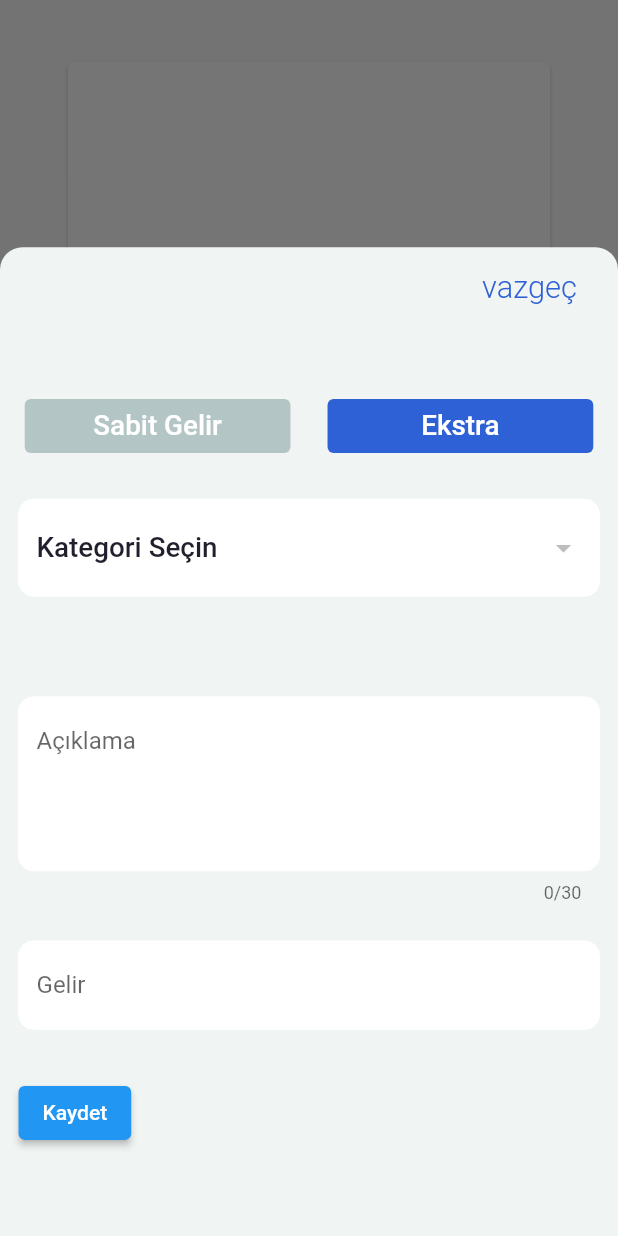
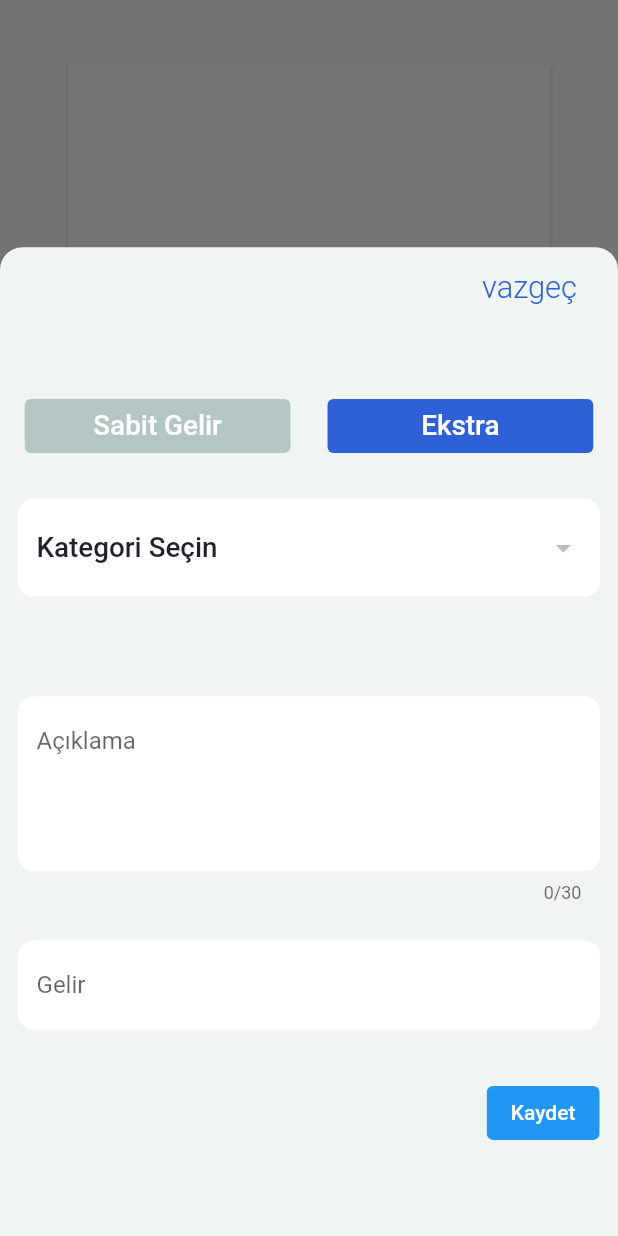
Before and after one commit to hazarduman0/kasa, a Flutter app: the screen it shows after launch, item 3 of the bottom bar chosen, on a phone screen of 412 x 824 dp. Run offline on Flutter 3.47's test engine with Material 2 defaults, Android fonts, the light colour scheme and no system bars; our stand-ins replace get, sqflite, timeline_tile; accounts and stored records are empty.

Commit message:
Update bottom_sheet_widget.dart

```diff
--- a/lib/ui/widgets/home/bottom_sheet_widget.dart
+++ b/lib/ui/widgets/home/bottom_sheet_widget.dart
@@ -1,16 +1,31 @@
 import 'package:flutter/material.dart';
 import 'package:get/get.dart';
+import 'package:kasa/controllers/amount_controller.dart';
 import 'package:kasa/controllers/bottom_sheet_controller.dart';
 import 'package:kasa/controllers/category_controller.dart';
 import 'package:kasa/core/constrants/app_colors.dart';
 import 'package:kasa/core/constrants/app_keys.dart';
 import 'package:kasa/core/constrants/app_keys_textstyle.dart';
+import 'package:kasa/data/models/amount.dart';
+import 'package:kasa/data/provider/amount_provider.dart';
 
-class BottomSheetWidget extends StatelessWidget {
+class BottomSheetWidget extends StatefulWidget {
   BottomSheetWidget({Key? key}) : super(key: key);
 
+  @override
+  State<BottomSheetWidget> createState() => _BottomSheetWidgetState();
+}
+
+class _BottomSheetWidgetState extends State<BottomSheetWidget> {
   final BottomSheetController sheetController = Get.find();
+
   final CategoryController categoryController = Get.find();
+
+  final AmountController amountController = Get.find();
+
+  final key = GlobalKey<FormState>();
+
+  AmountOperations amountOperations = AmountOperations();
 
   @override
   Widget build(BuildContext context) {
@@ -28,6 +43,8 @@ class BottomSheetWidget extends StatelessWidget {
                   topRight: Radius.circular(15.0))),
           child: Padding(
               padding: EdgeInsets.symmetric(horizontal: Get.width * 0.03),
+              child: Form(
+                key: key,
                 child: Column(
                   crossAxisAlignment: CrossAxisAlignment.start,
                   children: [
@@ -41,16 +58,40 @@ class BottomSheetWidget extends StatelessWidget {
                     SizedBox(height: Get.height * 0.03),
                     _amountFormField(),
                     SizedBox(height: Get.height * 0.01),
-                  Align(
-                    alignment: Alignment.bottomLeft,
-                    child: ElevatedButton(
-                        onPressed: () {}, child: Text(AppKeys.saveText)),
+                    _saveButton(),
+                  ],
                 ),
-                ],
               )),
         ),
       );
     });
+  }
+
+  Align _saveButton() {
+    return Align(
+      alignment: Alignment.bottomRight,
+      child: ElevatedButton(
+          style: ElevatedButton.styleFrom(elevation: 0.0),
+          onPressed: () {
+            validateAndSave();
+          },
+          child: Text(AppKeys.saveText)),
+    );
+  }
+
+  validateAndSave() async {
+    final _isValid = key.currentState!.validate();
+    if (_isValid) {
+      key.currentState!.save();
+      await amountOperations.createAmount(Amount(
+          category: sheetController.selectedCategoryText,
+          description: sheetController.selectedCategoryText,
+          amount: sheetController.amountDouble,
+          isFixed: sheetController.isFixedChoosen,
+          dateTime: DateTime.now()));
+      amountController.getAmountList();
+      Get.back();
+    }
   }
 
   SizedBox _amountFormField() {
@@ -61,8 +102,22 @@ class BottomSheetWidget extends StatelessWidget {
         keyboardType: TextInputType.number,
         cursorColor: AppColors.blackHowl,
         maxLines: 1,
+        textInputAction: TextInputAction.done,
         decoration: _formInputDecoration(
             sheetController.isRemove ? AppKeys.expense : AppKeys.incomeText),
+        onSaved: (newValue) {
+          sheetController.setAmount(newValue);
+        },
+        validator: (value) {
+          if (value!.isEmpty) {
+            return 'Lütfen bir değer giriniz';
+          }
+          if (value.isNotEmpty) {
+            if (sheetController.isRemove && double.parse(value) < 0) {
+              return 'Lütfen 0 dan büyük bir değer giriniz';
+            }
+          }
+        },
       ),
     );
   }
@@ -72,6 +127,15 @@ class BottomSheetWidget extends StatelessWidget {
       cursorColor: AppColors.blackHowl,
       // style: AppKeysTextStyle.buttonTextStyle
       //     .copyWith(color: AppColors.blackHowl),
+      validator: (value) {
+        if (value!.length > 30) {
+          return 'Lütfen 30 karakterden fazla metin girmeyiniz';
+        }
+      },
+      onSaved: (newValue) {
+        sheetController.setDescriptionText(newValue);
+      },
+      textInputAction: TextInputAction.done,
       maxLines: 4,
       maxLength: 30,
       decoration: _formInputDecoration(AppKeys.description),
@@ -85,7 +149,8 @@ class BottomSheetWidget extends StatelessWidget {
         filled: true,
         enabledBorder: _formBorder(),
         //border: _formBorder(),
-        focusedBorder: _formBorder());
+        focusedBorder: _formBorder(),
+        errorBorder: InputBorder.none);
   }
 
   SizedBox _categorySelectBox() {
@@ -97,6 +162,7 @@ class BottomSheetWidget extends StatelessWidget {
               style: AppKeysTextStyle.buttonTextStyle
                   .copyWith(color: AppColors.blackHowl)),
           decoration: InputDecoration(
+              errorBorder: InputBorder.none,
               fillColor: Colors.white,
               filled: true,
               enabledBorder: _formBorder(),
@@ -105,6 +171,14 @@ class BottomSheetWidget extends StatelessWidget {
           style: AppKeysTextStyle.dropDownMenuItemTextStyle,
           borderRadius: BorderRadius.circular(15.0),
           items: generateDropDownMenuItemList(),
+          validator: (value) {
+            if (value == null) {
+              return AppKeys.categoryFormValidatorText;
+            }
+          },
+          onSaved: (newValue) {
+            sheetController.setCategoryText(newValue);
+          },
           onChanged: (value) {
             categoryController.selectCategory(value);
           },
```
Lines whose indentation alone changed are shown as unchanged.
